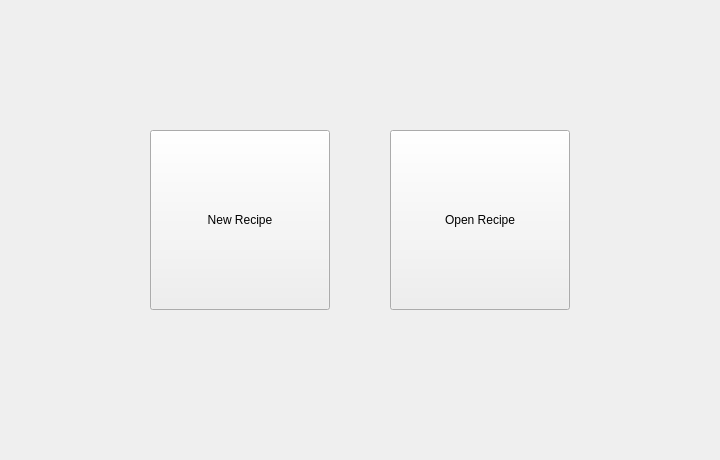
The window that futura_ui/app/ui/widgets/load_actions.ui (pjamesjoyce/futura) describes before a commit, drawn with Qt 5.
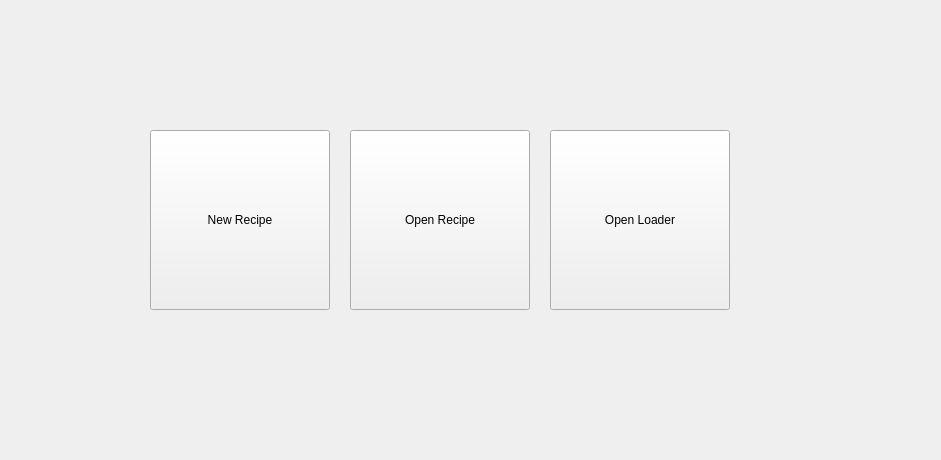
The same window after the commit.

```diff
--- a/futura_ui/app/ui/widgets/load_actions.ui
+++ b/futura_ui/app/ui/widgets/load_actions.ui
@@ -6,7 +6,7 @@
    <rect>
     <x>0</x>
     <y>0</y>
-    <width>720</width>
+    <width>941</width>
     <height>460</height>
    </rect>
   </property>
@@ -19,7 +19,7 @@
   <widget class="QPushButton" name="loadButton">
    <property name="geometry">
     <rect>
-     <x>390</x>
+     <x>350</x>
      <y>130</y>
      <width>180</width>
      <height>180</height>
@@ -66,6 +66,28 @@
     <bool>false</bool>
    </property>
   </widget>
+  <widget class="QPushButton" name="loaderButton">
+   <property name="geometry">
+    <rect>
+     <x>550</x>
+     <y>130</y>
+     <width>180</width>
+     <height>180</height>
+    </rect>
+   </property>
+   <property name="minimumSize">
+    <size>
+     <width>180</width>
+     <height>180</height>
+    </size>
+   </property>
+   <property name="styleSheet">
+    <string notr="true"/>
+   </property>
+   <property name="text">
+    <string>Open Loader</string>
+   </property>
+  </widget>
  </widget>
  <resources/>
  <connections/>
```
